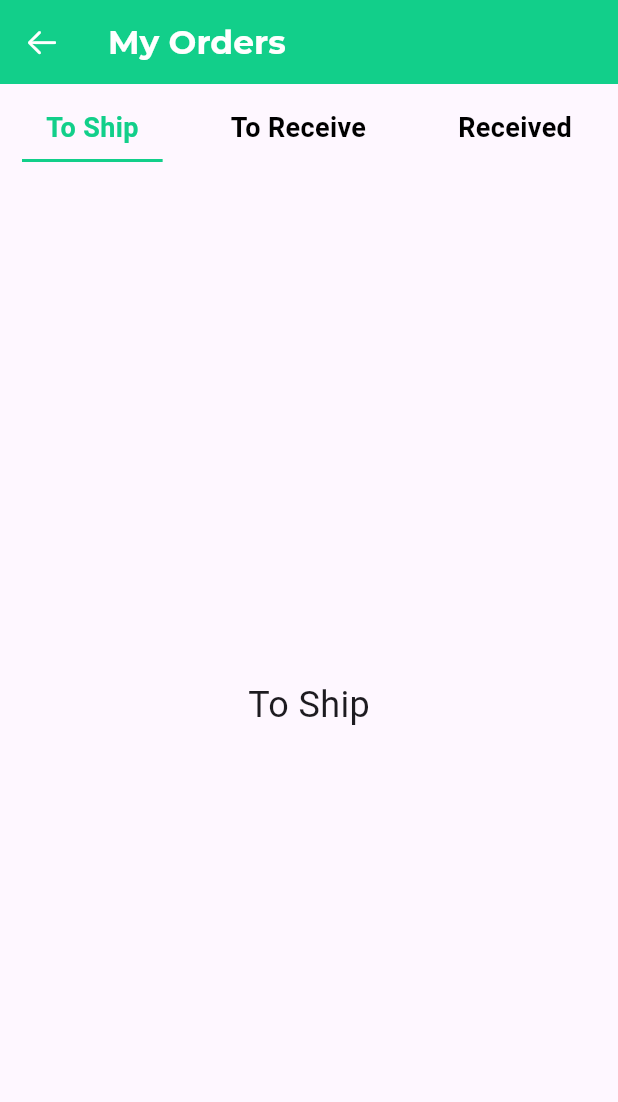
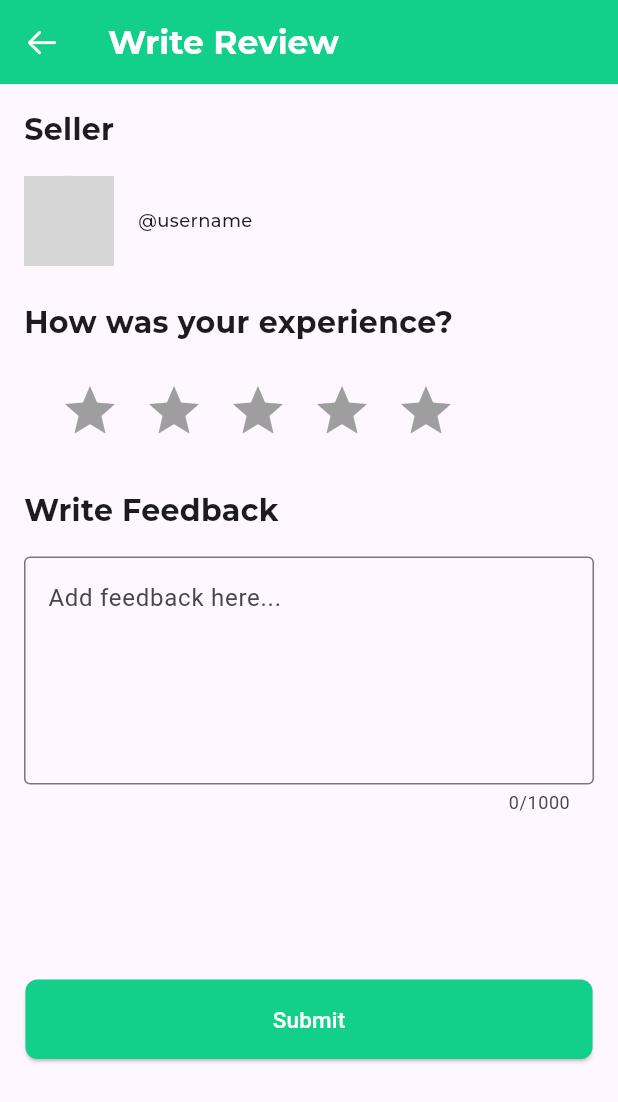
Before and after one commit to simonvque/ISPROJ2REGAIN_MOBILE, a Flutter app: the screen it shows after launch, on a phone screen of 412 x 824 dp. Shown: the top 1102 px of the screen. Run offline on Flutter 3.47's test engine with Material 3 defaults, Android fonts, the phone set to English and light mode, and no system bars; our stand-ins replace carousel_slider, flutter_markdown, get, get_storage, iconsax_flutter, smooth_page_indicator; missing offline and left inert: mysql1; network calls fail; Roboto replaces fonts that are missing (Montserrat-ExtraBold); project files that could hold a hidden picture were left out; grey boxes are pictures that could not be loaded.

Commit message:
review page

```diff
--- /dev/null
+++ b/lib/features/screens/orders/review.dart
@@ -0,0 +1,175 @@
+import 'package:flutter/cupertino.dart';
+import 'package:flutter/material.dart';
+
+void main() {
+  runApp(ReviewsPage());
+}
+
+class ReviewsPage extends StatefulWidget {
+  @override
+  State<ReviewsPage> createState() => _ReviewPageState();
+}
+
+class _ReviewPageState extends State<ReviewsPage> {
+  @override
+  Widget build(BuildContext context) {
+    return MaterialApp(
+      debugShowCheckedModeBanner: false,
+      home: Scaffold(
+        appBar: AppBar(
+          leading: IconButton(
+            icon: const Icon(CupertinoIcons.arrow_left, color: Colors.white),
+            onPressed: () {},
+          ),
+          title: const Text(
+            'Write Review',
+            style: TextStyle(
+              color: Colors.white,
+              fontFamily: 'Montserrat-Bold',
+            ),
+          ),
+        ),
+        body: SingleChildScrollView(
+          child: Padding(
+            padding: const EdgeInsets.all(16.0),
+            child: Column(
+              crossAxisAlignment: CrossAxisAlignment.start,
+              children: [
+                const Text(
+                  'Seller',
+                  style: TextStyle(
+                    fontSize: 20,
+                    fontFamily: 'Montserrat-Bold',
+                  ),
+                ),
+                SizedBox(height: 16),
+                const Row(
+                  children: [
+                    CircleAvatar(
+                      radius: 30,
+                      backgroundImage:
+                          NetworkImage('https://via.placeholder.com/150'),
+                    ),
+                    SizedBox(width: 16),
+                    Text(
+                      '@username',
+                      style: TextStyle(
+                        fontSize: 12,
+                        fontFamily: 'Montserrat-Medium',
+                      ),
+                    ),
+                  ],
+                ),
+                SizedBox(height: 24),
+                const Text(
+                  'How was your experience?',
+                  style: TextStyle(
+                    fontSize: 20,
+                    fontFamily: 'Montserrat-Bold',
+                  ),
+                ),
+                SizedBox(height: 16),
+                StarRating(
+                  onRatingChanged: (rating) {
+                    // Handle the rating change
+                  },
+                ),
+                SizedBox(height: 24),
+                const Text(
+                  'Write Feedback',
+                  style: TextStyle(
+                    fontSize: 20,
+                    fontFamily: 'Montserrat-Bold',
+                  ),
+                ),
+                SizedBox(height: 16),
+                const TextField(
+                  maxLines: 5,
+                  maxLength: 1000,
+                  decoration: InputDecoration(
+                    border: OutlineInputBorder(), // Default border style
+                    focusedBorder: OutlineInputBorder(
+                      borderSide: BorderSide(
+                          color: Color(0xFF12CF8A),
+                          width: 2.0), // Green border when focused
+                    ),
+                    hintText: 'Add feedback here...',
+                  ),
+                ),
+                SizedBox(height: 110),
+                Container(
+                  width: double.infinity,
+                  child: Padding(
+                    padding: const EdgeInsets.symmetric(horizontal: 1.0),
+                    child: ElevatedButton(
+                      onPressed: () {
+                        // Add your confirmation logic here
+                      },
+                      style: ElevatedButton.styleFrom(
+                        foregroundColor: Colors.white,
+                        backgroundColor: Color(0xFF12CF8A),
+                        shape: RoundedRectangleBorder(
+                          borderRadius: BorderRadius.circular(8.0),
+                        ),
+                        minimumSize: Size(double.infinity, 50),
+                      ),
+                      child: const Padding(
+                        padding: EdgeInsets.all(16.0),
+                        child: Text(
+                          'Submit',
+                          style: TextStyle(
+                              fontSize: 15, fontFamily: 'Montserrat-ExtraBold'),
+                        ),
+                      ),
+                    ),
+                  ),
+                ),
+              ],
+            ),
+          ),
+        ),
+      ),
+      theme: ThemeData(
+        visualDensity: VisualDensity.adaptivePlatformDensity,
+        appBarTheme: AppBarTheme(color: Color(0xFF12CF8A)),
+      ),
+    );
+  }
+}
+
+class StarRating extends StatefulWidget {
+  final Function(int) onRatingChanged;
+
+  StarRating({required this.onRatingChanged});
+
+  @override
+  _StarRatingState createState() => _StarRatingState();
+}
+
+class _StarRatingState extends State<StarRating> {
+  int _rating = 0;
+
+  @override
+  Widget build(BuildContext context) {
+    return Padding(
+      padding: const EdgeInsets.only(left: 16.0),
+      child: Row(
+        children: List.generate(5, (index) {
+          return IconButton(
+            iconSize: 40.0,
+            icon: Icon(
+              index < _rating ? Icons.star : Icons.star,
+              color: index < _rating ? Colors.amber : Colors.grey,
+            ),
+            onPressed: () {
+              setState(() {
+                _rating = index + 1;
+              });
+              widget.onRatingChanged(_rating);
+            },
+          );
+        }),
+      ),
+    );
+  }
+}
--- a/lib/main.dart
+++ b/lib/main.dart
@@ -3,6 +3,7 @@ import 'package:regain_mobile/features/screens/homepage/homepage.dart';
 import 'package:regain_mobile/features/screens/login/login.dart';
 import 'package:regain_mobile/features/screens/login/orders/myorders.dart';
 import 'package:regain_mobile/features/screens/offer/checkout.dart';
+import 'package:regain_mobile/features/screens/orders/review.dart';
 import 'package:regain_mobile/features/screens/selectedItem/selected_item.dart';
 import 'package:regain_mobile/nav.dart';
 import 'package:regain_mobile/test.dart';
@@ -48,7 +49,7 @@ class MyApp extends StatelessWidget {
         appBarTheme: AppBarTheme(color: Color(0xFF12CF8A)),
       ),
       // home: HomeScreen(),
-      home: OrderTrackingPage(),
+      home: ReviewsPage(),
     );
   }
 }
```
Also changed, not shown: lib/features/screens/orders/myorders.dart (added, +158 -0 lines).
